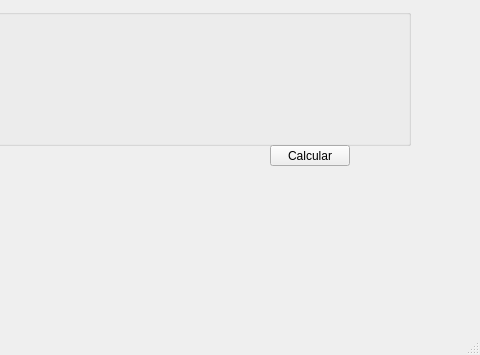
Qt form Proyecto2/rcwindow.ui (Gonzalo0743/Proyecto2-ImageRecover_Rent_a_Car) before a commit; both pictures show x 320 to 800 and y 245 to 600 of the 800 by 600 pixel window.
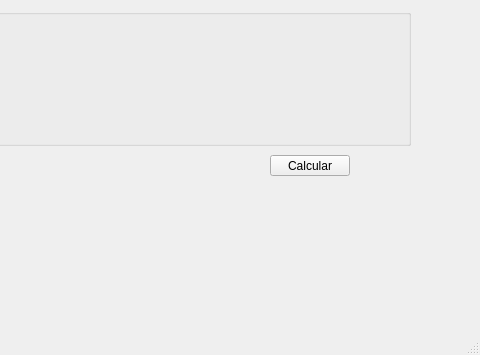
The same form after that commit.

What changed in the file:
```diff
--- a/Proyecto2/rcwindow.ui
+++ b/Proyecto2/rcwindow.ui
@@ -158,7 +158,7 @@
     <property name="geometry">
      <rect>
       <x>590</x>
-      <y>390</y>
+      <y>400</y>
       <width>80</width>
       <height>21</height>
      </rect>
```
